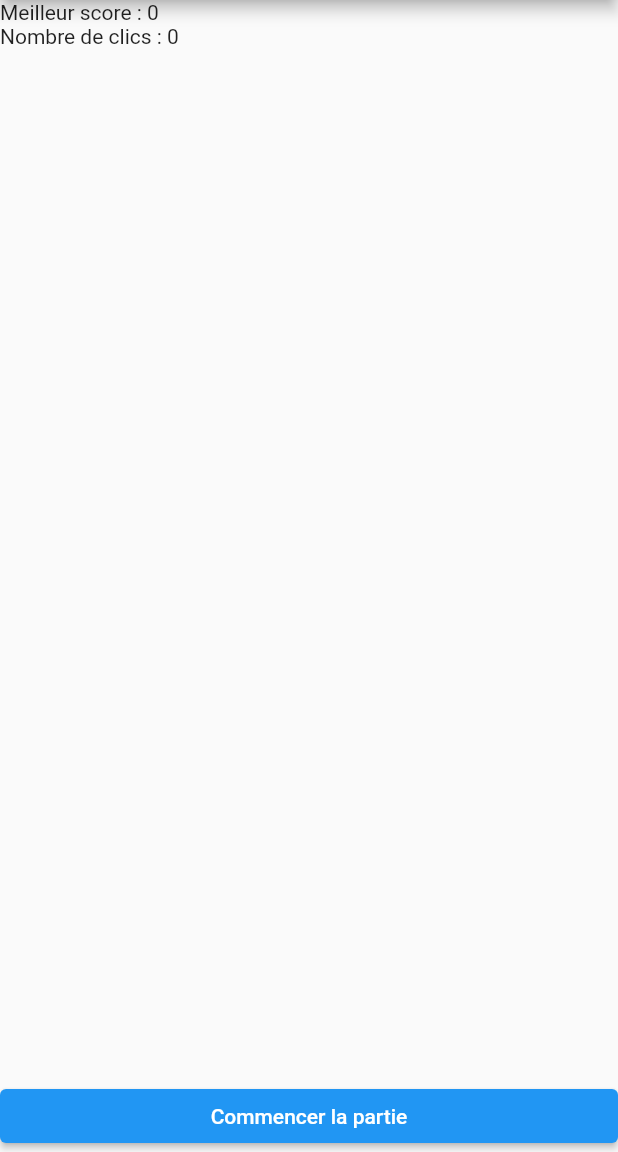
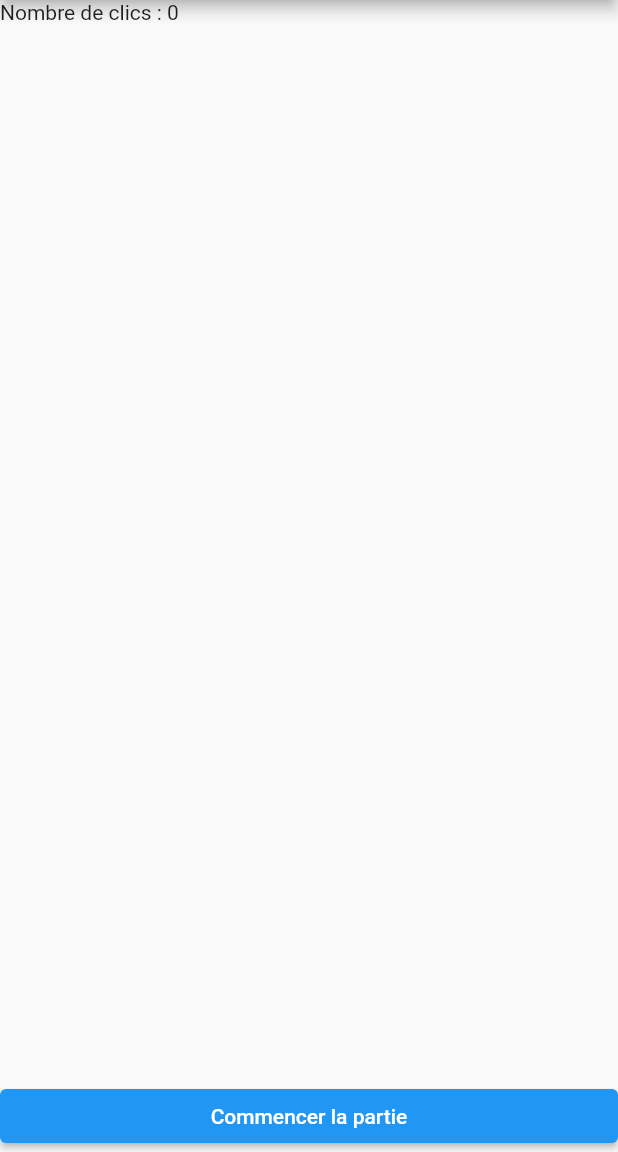
Before and after one commit to Lugdu84/flutter_clicker, a Flutter app: the screen it shows after launch, on a phone screen of 412 x 824 dp, the part 84-1236 px from its top. Run offline on Flutter 3.47's test engine with Material 2 defaults, Android fonts, the phone set to English and light mode, and no system bars.

Commit message:
update bestScore

```diff
--- a/lib/game_screen.dart
+++ b/lib/game_screen.dart
@@ -47,7 +47,7 @@ class _GameScreenState extends State<GameScreen> {
         child: Column(
           crossAxisAlignment: CrossAxisAlignment.stretch,
           children: [
-            Text("Meilleur score : $_bestScore"),
+            if (_bestScore > 0) Text("Meilleur score : $_bestScore"),
             Text('Nombre de clics : $_clickCount'),
             if (_isCounting)
               IconButton(
```
